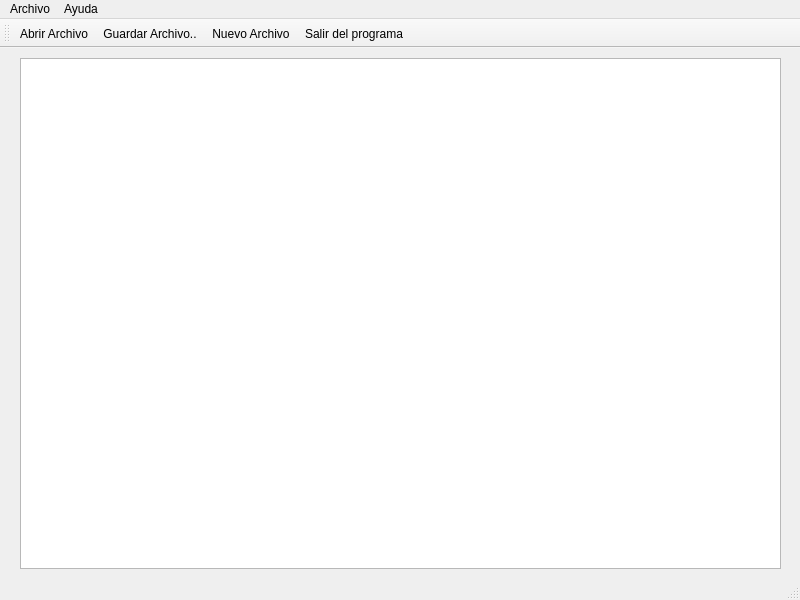
Qt form mainwindow.ui (ManuelCoyago/Practica-09) before a commit.
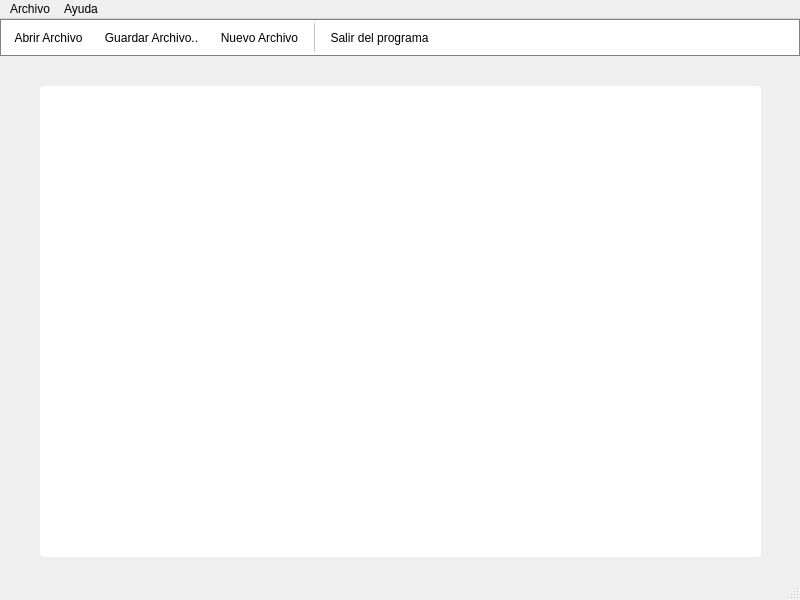
The same form after that commit. Icons and pictures are not drawn.

Commit message: Interfaz Terminada

Patch:
```diff
--- a/mainwindow.ui
+++ b/mainwindow.ui
@@ -11,18 +11,45 @@
    </rect>
   </property>
   <property name="windowTitle">
-   <string>MainWindow</string>
+   <string>Blog De Notas</string>
+  </property>
+  <property name="windowIcon">
+   <iconset>
+    <normaloff>../../../../../Downloads/creador-de-contenido.png</normaloff>../../../../../Downloads/creador-de-contenido.png</iconset>
+  </property>
+  <property name="styleSheet">
+   <string notr="true">MainWindow {
+    background-color: #dcdcdc;
+}</string>
   </property>
   <widget class="QWidget" name="centralwidget">
    <widget class="QPlainTextEdit" name="plainTextEdit">
     <property name="geometry">
      <rect>
-      <x>20</x>
-      <y>10</y>
-      <width>761</width>
-      <height>511</height>
+      <x>40</x>
+      <y>30</y>
+      <width>721</width>
+      <height>471</height>
      </rect>
     </property>
+    <property name="styleSheet">
+     <string notr="true">QPlainTextEdit {
+    background-color: #ffffff;
+    border: none;
+    border-radius: 4px;
+    padding: 5px;
+    color: #000000;
+    font-family: &quot;Helvetica Neue&quot;, Helvetica, Arial, sans-serif;
+    font-size: 14px;
+    outline: none;
+}
+
+QPlainTextEdit:focus {
+    border-color: #0078d7;
+    box-shadow: 0 0 4px #0078d7;
+}
+</string>
+    </property>
    </widget>
   </widget>
   <widget class="QMenuBar" name="menubar">
@@ -57,6 +84,40 @@
    <property name="windowTitle">
     <string>toolBar</string>
    </property>
+   <property name="styleSheet">
+    <string notr="true">QToolBar {
+    background-color: #ffffff;
+    border: 1px solid #808080; 
+    padding: 4px;
+}
+
+QToolBar QToolButton {
+    background-color: #ffffff;
+    border: none;
+    padding: 4px;
+    margin: 2px;
+}
+
+QToolBar QToolButton:hover {
+    background-color: #f2f2f2;
+}
+
+QToolBar QToolButton:pressed {
+    background-color: #d9d9d9;
+}
+
+QToolBar::separator {
+    background-color: #c6c6c6;
+    width: 1px;
+    height: 18px;
+    margin: 0 4px;
+}
+
+</string>
+   </property>
+   <property name="movable">
+    <bool>false</bool>
+   </property>
    <attribute name="toolBarArea">
     <enum>TopToolBarArea</enum>
    </attribute>
@@ -66,6 +127,7 @@
    <addaction name="actionAbrir_Archivo"/>
    <addaction name="actionGuardar_Archivo"/>
    <addaction name="actionNuevo_Archivo"/>
+   <addaction name="separator"/>
    <addaction name="actionSalir_del_programa"/>
   </widget>
   <action name="actionAcerca_del_programa">
```
Left out of the diff: 28 changed lines with no effect on the pictures. The commit also changes 7 other files.
